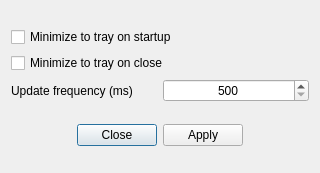
Above: ui/settings_dialog.ui from AlexandrAlexeev7119/NvCtrl-linux before the change. Below: the same form after it.
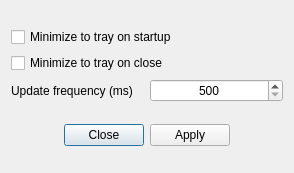
That is the form after the change.

Commit message: added: report a bug dialog, fix window sizes

Patch:
```diff
--- a/ui/settings_dialog.ui
+++ b/ui/settings_dialog.ui
@@ -6,7 +6,7 @@
    <rect>
     <x>0</x>
     <y>0</y>
-    <width>320</width>
+    <width>294</width>
     <height>173</height>
    </rect>
   </property>
```
Left out of the diff: 2 changed lines with no effect on the pictures. The commit also changes 7 other files.
